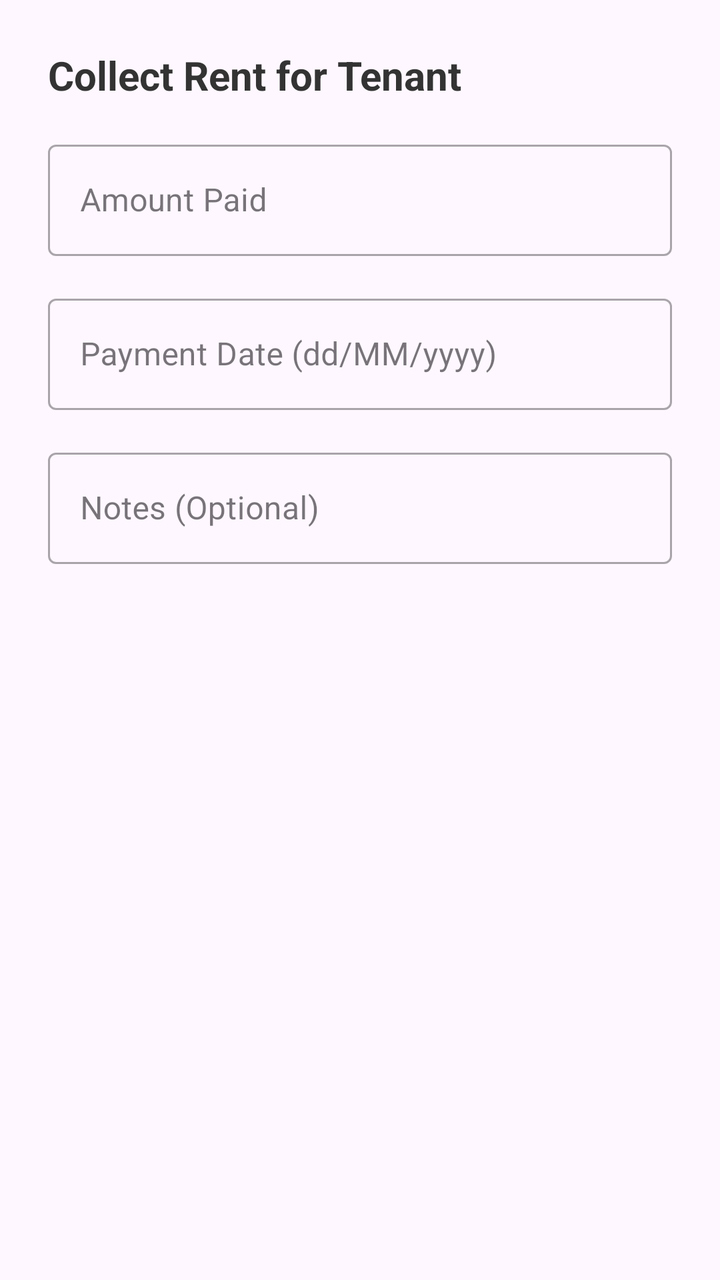
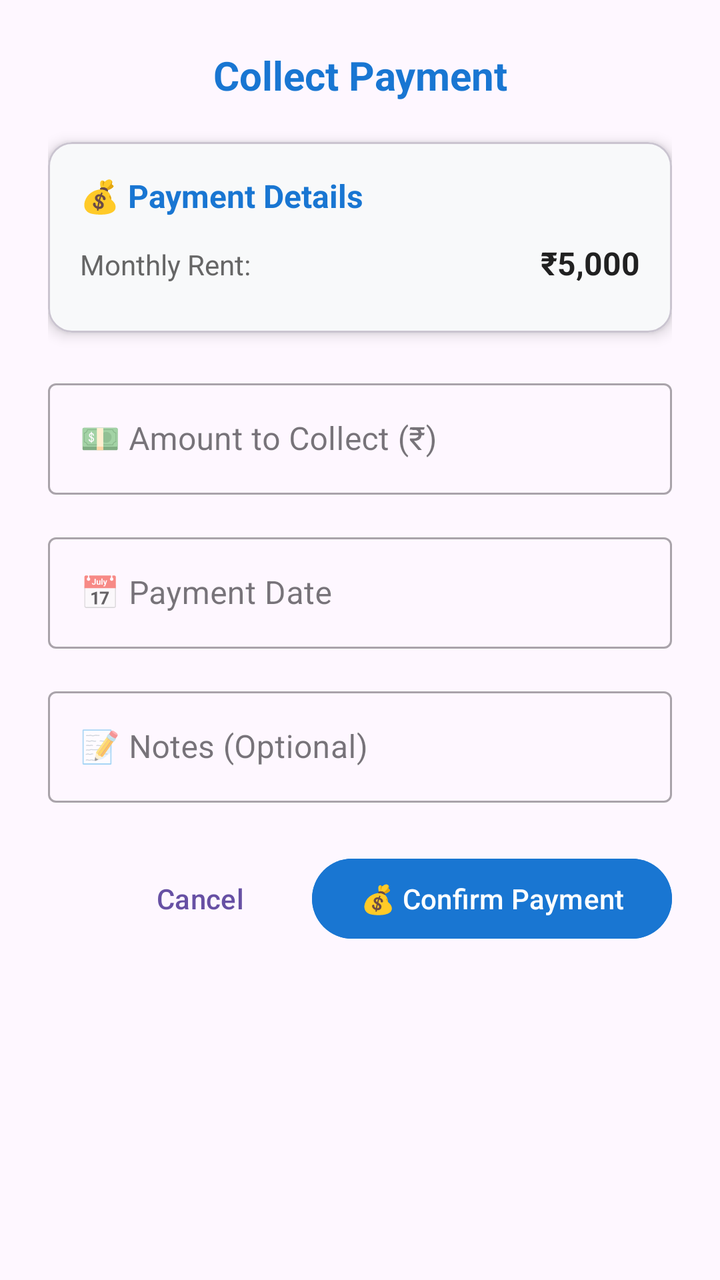

Two renders of the same Android screen: before a commit and after it. Below are the layout's source before the change and the commit's diff.
<!-- AndroidManifest.xml: application theme Theme.RentMangment -->
<!-- res/layout/dialog_confirm_payment.xml -->
<?xml version="1.0" encoding="utf-8"?>
<LinearLayout
    xmlns:android="http://schemas.android.com/apk/res/android"
    android:layout_width="match_parent"
    android:layout_height="wrap_content"
    android:orientation="vertical"
    android:padding="24dp">

    <TextView
        android:id="@+id/tvDialogTitle"
        android:layout_width="wrap_content"
        android:layout_height="wrap_content"
        android:text="Collect Rent for Tenant"
        android:textSize="20sp"
        android:textStyle="bold"
        android:textColor="#333"
        android:layout_marginBottom="16dp"/>

    <com.google.android.material.textfield.TextInputLayout
        android:layout_width="match_parent"
        android:layout_height="wrap_content"
        style="@style/Widget.MaterialComponents.TextInputLayout.OutlinedBox">
        <com.google.android.material.textfield.TextInputEditText
            android:id="@+id/etAmount"
            android:layout_width="match_parent"
            android:layout_height="wrap_content"
            android:hint="Amount Paid"
            android:inputType="numberDecimal"/>
    </com.google.android.material.textfield.TextInputLayout>

    <com.google.android.material.textfield.TextInputLayout
        android:layout_width="match_parent"
        android:layout_height="wrap_content"
        android:layout_marginTop="16dp"
        style="@style/Widget.MaterialComponents.TextInputLayout.OutlinedBox">
        <com.google.android.material.textfield.TextInputEditText
            android:id="@+id/etPaymentDate"
            android:layout_width="match_parent"
            android:layout_height="wrap_content"
            android:hint="Payment Date (dd/MM/yyyy)"
            android:focusable="false"/>
    </com.google.android.material.textfield.TextInputLayout>

    <com.google.android.material.textfield.TextInputLayout
        android:layout_width="match_parent"
        android:layout_height="wrap_content"
        android:layout_marginTop="16dp"
        style="@style/Widget.MaterialComponents.TextInputLayout.OutlinedBox">
        <com.google.android.material.textfield.TextInputEditText
            android:id="@+id/etNotes"
            android:layout_width="match_parent"
            android:layout_height="wrap_content"
            android:hint="Notes (Optional)"
            android:inputType="text"/>
    </com.google.android.material.textfield.TextInputLayout>

</LinearLayout>
<!-- resources referenced by this layout -->
<resources>
  <style name="Theme.RentMangment" parent="Base.Theme.RentMangment" />
  <style name="Base.Theme.RentMangment" parent="Theme.Material3.DayNight.NoActionBar">
          
          
      </style>
</resources>

<!-- the commit's change to res/layout/dialog_confirm_payment.xml (unified diff, before → after) -->
@@ -1,57 +1,235 @@
 <?xml version="1.0" encoding="utf-8"?>
-<LinearLayout
-    xmlns:android="http://schemas.android.com/apk/res/android"
+<ScrollView xmlns:android="http://schemas.android.com/apk/res/android"
+    xmlns:app="http://schemas.android.com/apk/res-auto"
     android:layout_width="match_parent"
-    android:layout_height="wrap_content"
-    android:orientation="vertical"
-    android:padding="24dp">
-
-    <TextView
-        android:id="@+id/tvDialogTitle"
-        android:layout_width="wrap_content"
-        android:layout_height="wrap_content"
-        android:text="Collect Rent for Tenant"
-        android:textSize="20sp"
-        android:textStyle="bold"
-        android:textColor="#333"
-        android:layout_marginBottom="16dp"/>
-
-    <com.google.android.material.textfield.TextInputLayout
+    android:layout_height="wrap_content">
+
+    <LinearLayout
         android:layout_width="match_parent"
         android:layout_height="wrap_content"
-        style="@style/Widget.MaterialComponents.TextInputLayout.OutlinedBox">
-        <com.google.android.material.textfield.TextInputEditText
-            android:id="@+id/etAmount"
-            android:layout_width="match_parent"
-            android:layout_height="wrap_content"
-            android:hint="Amount Paid"
-            android:inputType="numberDecimal"/>
-    </com.google.android.material.textfield.TextInputLayout>
-
-    <com.google.android.material.textfield.TextInputLayout
-        android:layout_width="match_parent"
-        android:layout_height="wrap_content"
-        android:layout_marginTop="16dp"
-        style="@style/Widget.MaterialComponents.TextInputLayout.OutlinedBox">
-        <com.google.android.material.textfield.TextInputEditText
-            android:id="@+id/etPaymentDate"
-            android:layout_width="match_parent"
-            android:layout_height="wrap_content"
-            android:hint="Payment Date (dd/MM/yyyy)"
-            android:focusable="false"/>
-    </com.google.android.material.textfield.TextInputLayout>
-
-    <com.google.android.material.textfield.TextInputLayout
-        android:layout_width="match_parent"
-        android:layout_height="wrap_content"
-        android:layout_marginTop="16dp"
-        style="@style/Widget.MaterialComponents.TextInputLayout.OutlinedBox">
-        <com.google.android.material.textfield.TextInputEditText
-            android:id="@+id/etNotes"
-            android:layout_width="match_parent"
-            android:layout_height="wrap_content"
-            android:hint="Notes (Optional)"
-            android:inputType="text"/>
-    </com.google.android.material.textfield.TextInputLayout>
-
-</LinearLayout>
+        android:orientation="vertical"
+        android:padding="24dp">
+
+        
+        <TextView
+            android:id="@+id/tvDialogTitle"
+            android:layout_width="match_parent"
+            android:layout_height="wrap_content"
+            android:text="Collect Payment"
+            android:textSize="20sp"
+            android:textStyle="bold"
+            android:textColor="#1976D2"
+            android:layout_marginBottom="20dp"
+            android:gravity="center"/>
+
+        
+        <com.google.android.material.card.MaterialCardView
+            android:layout_width="match_parent"
+            android:layout_height="wrap_content"
+            android:layout_marginBottom="20dp"
+            app:cardCornerRadius="12dp"
+            app:cardElevation="4dp"
+            android:backgroundTint="#F8F9FA">
+
+            <LinearLayout
+                android:layout_width="match_parent"
+                android:layout_height="wrap_content"
+                android:orientation="vertical"
+                android:padding="16dp">
+
+                <TextView
+                    android:layout_width="wrap_content"
+                    android:layout_height="wrap_content"
+                    android:text="💰 Payment Details"
+                    android:textSize="16sp"
+                    android:textStyle="bold"
+                    android:textColor="#1976D2"
+                    android:layout_marginBottom="12dp"/>
+
+                
+                <LinearLayout
+                    android:layout_width="match_parent"
+                    android:layout_height="wrap_content"
+                    android:orientation="horizontal"
+                    android:layout_marginBottom="8dp">
+
+                    <TextView
+                        android:layout_width="0dp"
+                        android:layout_height="wrap_content"
+                        android:layout_weight="1"
+                        android:text="Monthly Rent:"
+                        android:textSize="14sp"
+                        android:textColor="#666666"/>
+
+                    <TextView
+                        android:id="@+id/tvMonthlyRent"
+                        android:layout_width="wrap_content"
+                        android:layout_height="wrap_content"
+                        android:text="₹5,000"
+                        android:textSize="16sp"
+                        android:textStyle="bold"
+                        android:textColor="#212121"/>
+
+                </LinearLayout>
+
+                
+                <LinearLayout
+                    android:id="@+id/layoutPaymentDetails"
+                    android:layout_width="match_parent"
+                    android:layout_height="wrap_content"
+                    android:orientation="vertical"
+                    android:visibility="gone">
+
+                    <LinearLayout
+                        android:layout_width="match_parent"
+                        android:layout_height="wrap_content"
+                        android:orientation="horizontal"
+                        android:layout_marginBottom="8dp">
+
+                        <TextView
+                            android:layout_width="0dp"
+                            android:layout_height="wrap_content"
+                            android:layout_weight="1"
+                            android:text="Already Paid:"
+                            android:textSize="14sp"
+                            android:textColor="#666666"/>
+
+                        <TextView
+                            android:id="@+id/tvAlreadyPaid"
+                            android:layout_width="wrap_content"
+                            android:layout_height="wrap_content"
+                            android:text="₹3,000"
+                            android:textSize="16sp"
+                            android:textStyle="bold"
+                            android:textColor="#2E7D32"/>
+
+                    </LinearLayout>
+
+                    <LinearLayout
+                        android:layout_width="match_parent"
+                        android:layout_height="wrap_content"
+                        android:orientation="horizontal">
+
+                        <TextView
+                            android:layout_width="0dp"
+                            android:layout_height="wrap_content"
+                            android:layout_weight="1"
+                            android:text="Remaining:"
+                            android:textSize="14sp"
+                            android:textColor="#666666"/>
+
+                        <TextView
+                            android:id="@+id/tvRemainingAmount"
+                            android:layout_width="wrap_content"
+                            android:layout_height="wrap_content"
+                            android:text="₹2,000"
+                            android:textSize="16sp"
+                            android:textStyle="bold"
+                            android:textColor="#D32F2F"/>
+
+                    </LinearLayout>
+
+                </LinearLayout>
+
+            </LinearLayout>
+
+        </com.google.android.material.card.MaterialCardView>
+
+        
+        <com.google.android.material.textfield.TextInputLayout
+            android:layout_width="match_parent"
+            android:layout_height="wrap_content"
+            android:layout_marginBottom="16dp"
+            style="@style/Widget.MaterialComponents.TextInputLayout.OutlinedBox"
+            android:hint="💵 Amount to Collect (₹)">
+
+            <com.google.android.material.textfield.TextInputEditText
+                android:id="@+id/etAmount"
+                android:layout_width="match_parent"
+                android:layout_height="wrap_content"
+                android:inputType="numberDecimal"/>
+
+        </com.google.android.material.textfield.TextInputLayout>
+
+        
+        <com.google.android.material.textfield.TextInputLayout
+            android:layout_width="match_parent"
+            android:layout_height="wrap_content"
+            android:layout_marginBottom="16dp"
+            style="@style/Widget.MaterialComponents.TextInputLayout.OutlinedBox"
+            android:hint="📅 Payment Date">
+
+            <com.google.android.material.textfield.TextInputEditText
+                android:id="@+id/etPaymentDate"
+                android:layout_width="match_parent"
+                android:layout_height="wrap_content"
+                android:focusable="false"
+                android:clickable="true"
+                android:inputType="none"/>
+
+        </com.google.android.material.textfield.TextInputLayout>
+
+        
+        <com.google.android.material.textfield.TextInputLayout
+            android:layout_width="match_parent"
+            android:layout_height="wrap_content"
+            android:layout_marginBottom="24dp"
+            style="@style/Widget.MaterialComponents.TextInputLayout.OutlinedBox"
+            android:hint="📝 Notes (Optional)">
+
+            <com.google.android.material.textfield.TextInputEditText
+                android:id="@+id/etNotes"
+                android:layout_width="match_parent"
+                android:layout_height="wrap_content"
+                android:maxLines="3"
+                android:inputType="textMultiLine"/>
+
+        </com.google.android.material.textfield.TextInputLayout>
+
+
+
+
+
+
+
+
+
+
+
+
+
+
+
+
+
+        
+        <LinearLayout
+            android:layout_width="match_parent"
+            android:layout_height="wrap_content"
+            android:orientation="horizontal"
+            android:gravity="end">
+
+            <com.google.android.material.button.MaterialButton
+                android:id="@+id/btnCancel"
+                android:layout_width="wrap_content"
+                android:layout_height="wrap_content"
+                android:text="Cancel"
+                android:textAllCaps="false"
+                style="@style/Widget.Material3.Button.TextButton"
+                android:layout_marginEnd="12dp"/>
+
+            <com.google.android.material.button.MaterialButton
+                android:id="@+id/btnConfirm"
+                android:layout_width="wrap_content"
+                android:layout_height="wrap_content"
+                android:text="💰 Confirm Payment"
+                android:textAllCaps="false"
+                android:backgroundTint="#1976D2"
+                android:textColor="@android:color/white"
+                app:cornerRadius="24dp"/>
+
+        </LinearLayout>
+
+    </LinearLayout>
+
+</ScrollView>
